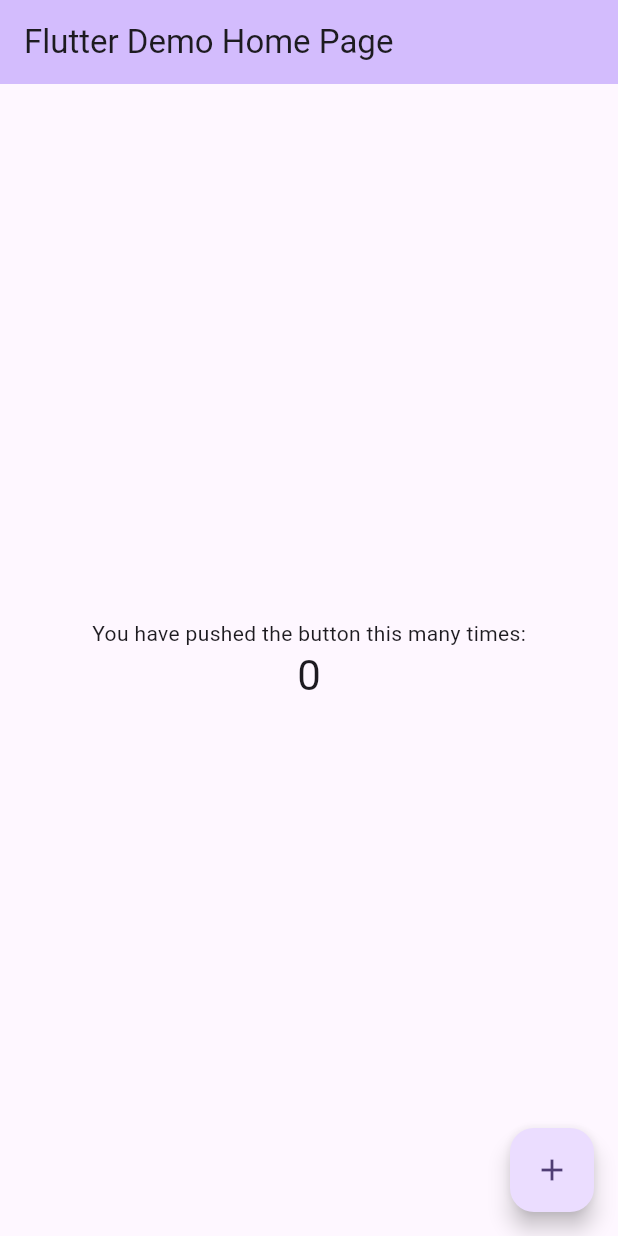
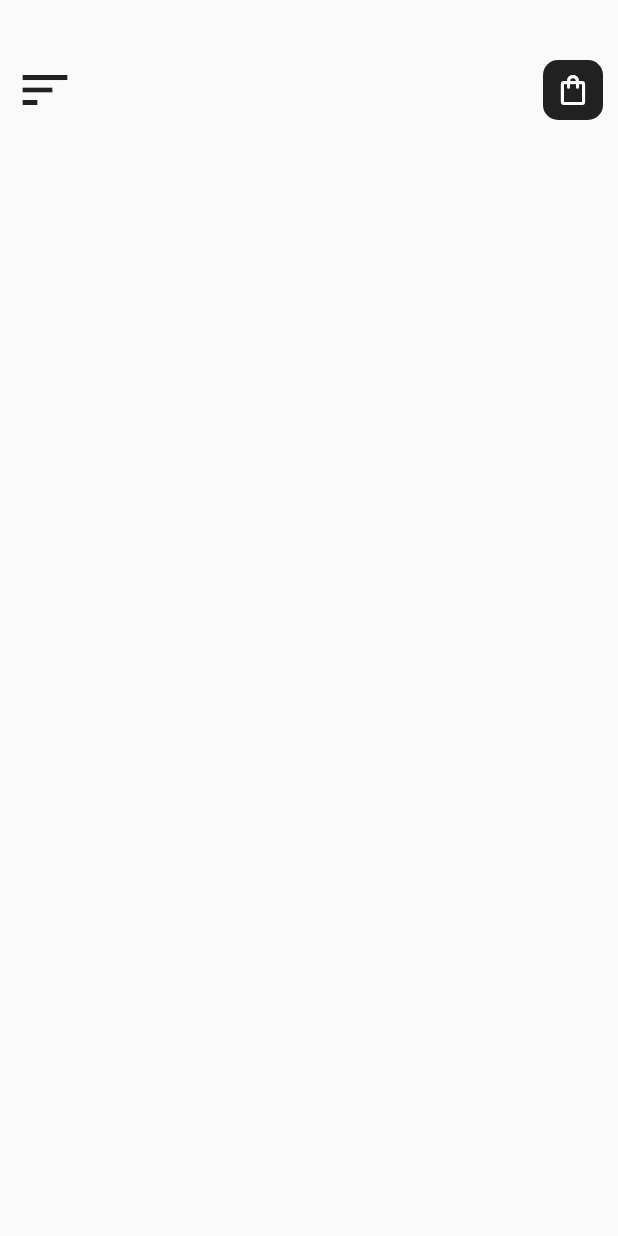
Before and after one commit to mattsimoessilva/restaurant_system, a Flutter app: the screen it shows after launch, on a phone screen of 412 x 824 dp. Run offline on Flutter 3.47's test engine with Material 2 defaults, Android fonts, the phone set to English and light mode, and no system bars.

Commit message:
Creating some UI elements

```diff
--- a/analysis_options.yaml
+++ b/analysis_options.yaml
@@ -7,7 +7,7 @@
 
 # The following line activates a set of recommended lints for Flutter apps,
 # packages, and plugins designed to encourage good coding practices.
-include: package:flutter_lints/flutter.yaml
+# include: package:flutter_lints/flutter.yaml
 
 linter:
   # The lint rules applied to this project can be customized in the
--- /dev/null
+++ b/lib/home_screen.dart
@@ -0,0 +1,66 @@
+import 'package:flutter/material.dart';
+
+class HomeScreen extends StatelessWidget {
+
+  List iconImages = [
+    "assets/icon1.png",
+    "assets/icon2.png",
+    "assets/icon3.png",
+    "assets/icon4.png",
+  ];
+
+  List Titles = [
+    "Veggie Taco Hash",
+    "Mix Veg Salad",
+    "Chickpea Salad",
+    "Chilli Salad",
+  ];
+
+  List TitleImages = [
+    "veggie_taco_hash",
+    "mix_veg_salad",
+    "chickpea_salad",
+    "chilli_salad",
+  ];
+
+  final ItemTitle = TextStyle(
+    fontWeight: FontWeight.bold, color: Colors.black87, fontSize: 17
+  );
+
+  @override
+  Widget build(BuildContext context) {
+    return Scaffold(
+      body: Padding(
+        padding: EdgeInsets.only(top: 40, left: 10, right: 10),
+        child: SingleChildScrollView(
+          child: Column(
+            crossAxisAlignment: CrossAxisAlignment.start,
+            children: [
+              Row(
+                mainAxisAlignment: MainAxisAlignment.spaceBetween,
+                children: [
+                  Icon(
+                    Icons.sort,
+                    size: 40,
+                  ),
+                  Container(
+                    height: 40,
+                    width: 40,
+                    decoration: BoxDecoration(
+                      color: Colors.black87,
+                      borderRadius: BorderRadius.circular(10),
+                    ),
+                    child: Icon(
+                      Icons.shopping_bag_outlined,
+                      color: Colors.white,
+                    ),
+                  ),
+                ],
+              ),
+            ],
+          ),
+        ),
+      ),
+    );
+  }
+}
--- a/lib/main.dart
+++ b/lib/main.dart
@@ -1,125 +1,17 @@
 import 'package:flutter/material.dart';
+import 'package:restaurant_system/home_screen.dart';
 
 void main() {
-  runApp(const MyApp());
+  runApp(MyApp());
 }
 
 class MyApp extends StatelessWidget {
-  const MyApp({super.key});
 
-  // This widget is the root of your application.
   @override
   Widget build(BuildContext context) {
     return MaterialApp(
-      title: 'Flutter Demo',
-      theme: ThemeData(
-        // This is the theme of your application.
-        //
-        // TRY THIS: Try running your application with "flutter run". You'll see
-        // the application has a blue toolbar. Then, without quitting the app,
-        // try changing the seedColor in the colorScheme below to Colors.green
-        // and then invoke "hot reload" (save your changes or press the "hot
-        // reload" button in a Flutter-supported IDE, or press "r" if you used
-        // the command line to start the app).
-        //
-        // Notice that the counter didn't reset back to zero; the application
-        // state is not lost during the reload. To reset the state, use hot
-        // restart instead.
-        //
-        // This works for code too, not just values: Most code changes can be
-        // tested with just a hot reload.
-        colorScheme: ColorScheme.fromSeed(seedColor: Colors.deepPurple),
-        useMaterial3: true,
-      ),
-      home: const MyHomePage(title: 'Flutter Demo Home Page'),
+      debugShowCheckedModeBanner: false,
+      home: HomeScreen(),
     );
   }
 }
-
-class MyHomePage extends StatefulWidget {
-  const MyHomePage({super.key, required this.title});
-
-  // This widget is the home page of your application. It is stateful, meaning
-  // that it has a State object (defined below) that contains fields that affect
-  // how it looks.
-
-  // This class is the configuration for the state. It holds the values (in this
-  // case the title) provided by the parent (in this case the App widget) and
-  // used by the build method of the State. Fields in a Widget subclass are
-  // always marked "final".
-
-  final String title;
-
-  @override
-  State<MyHomePage> createState() => _MyHomePageState();
-}
-
-class _MyHomePageState extends State<MyHomePage> {
-  int _counter = 0;
-
-  void _incrementCounter() {
-    setState(() {
-      // This call to setState tells the Flutter framework that something has
-      // changed in this State, which causes it to rerun the build method below
-      // so that the display can reflect the updated values. If we changed
-      // _counter without calling setState(), then the build method would not be
-      // called again, and so nothing would appear to happen.
-      _counter++;
-    });
-  }
-
-  @override
-  Widget build(BuildContext context) {
-    // This method is rerun every time setState is called, for instance as done
-    // by the _incrementCounter method above.
-    //
-    // The Flutter framework has been optimized to make rerunning build methods
-    // fast, so that you can just rebuild anything that needs updating rather
-    // than having to individually change instances of widgets.
-    return Scaffold(
-      appBar: AppBar(
-        // TRY THIS: Try changing the color here to a specific color (to
-        // Colors.amber, perhaps?) and trigger a hot reload to see the AppBar
-        // change color while the other colors stay the same.
-        backgroundColor: Theme.of(context).colorScheme.inversePrimary,
-        // Here we take the value from the MyHomePage object that was created by
-        // the App.build method, and use it to set our appbar title.
-        title: Text(widget.title),
-      ),
-      body: Center(
-        // Center is a layout widget. It takes a single child and positions it
-        // in the middle of the parent.
-        child: Column(
-          // Column is also a layout widget. It takes a list of children and
-          // arranges them vertically. By default, it sizes itself to fit its
-          // children horizontally, and tries to be as tall as its parent.
-          //
-          // Column has various properties to control how it sizes itself and
-          // how it positions its children. Here we use mainAxisAlignment to
-          // center the children vertically; the main axis here is the vertical
-          // axis because Columns are vertical (the cross axis would be
-          // horizontal).
-          //
-          // TRY THIS: Invoke "debug painting" (choose the "Toggle Debug Paint"
-          // action in the IDE, or press "p" in the console), to see the
-          // wireframe for each widget.
-          mainAxisAlignment: MainAxisAlignment.center,
-          children: <Widget>[
-            const Text(
-              'You have pushed the button this many times:',
-            ),
-            Text(
-              '$_counter',
-              style: Theme.of(context).textTheme.headlineMedium,
-            ),
-          ],
-        ),
-      ),
-      floatingActionButton: FloatingActionButton(
-        onPressed: _incrementCounter,
-        tooltip: 'Increment',
-        child: const Icon(Icons.add),
-      ), // This trailing comma makes auto-formatting nicer for build methods.
-    );
-  }
-}
--- a/pubspec.yaml
+++ b/pubspec.yaml
@@ -35,6 +35,8 @@ dependencies:
   # The following adds the Cupertino Icons font to your application.
   # Use with the CupertinoIcons class for iOS style icons.
   cupertino_icons: ^1.0.2
+  google_nav_bar: ^5.0.6
+  flutter_image_slider: ^0.0.2
 
 dev_dependencies:
   flutter_test:
@@ -59,8 +61,8 @@ flutter:
   uses-material-design: true
 
   # To add assets to your application, add an assets section, like this:
-  # assets:
-  #   - images/a_dot_burr.jpeg
+  assets:
+     - assets/
   #   - images/a_dot_ham.jpeg
 
   # An image asset can refer to one or more resolution-specific "variants", see
```
Also changed, not shown: assets/chickpea_salad.png (added), assets/chilli_salad.png (added), assets/fruit_salad.png (added), assets/icon1.png (added), assets/icon2.png (added), assets/icon3.png (added), assets/icon4.png (added), assets/mix_veg_salad.png (added), assets/slide1.png (added), assets/slide2.png (added), assets/veggie _taco_hash.png (added), pubspec.lock.
